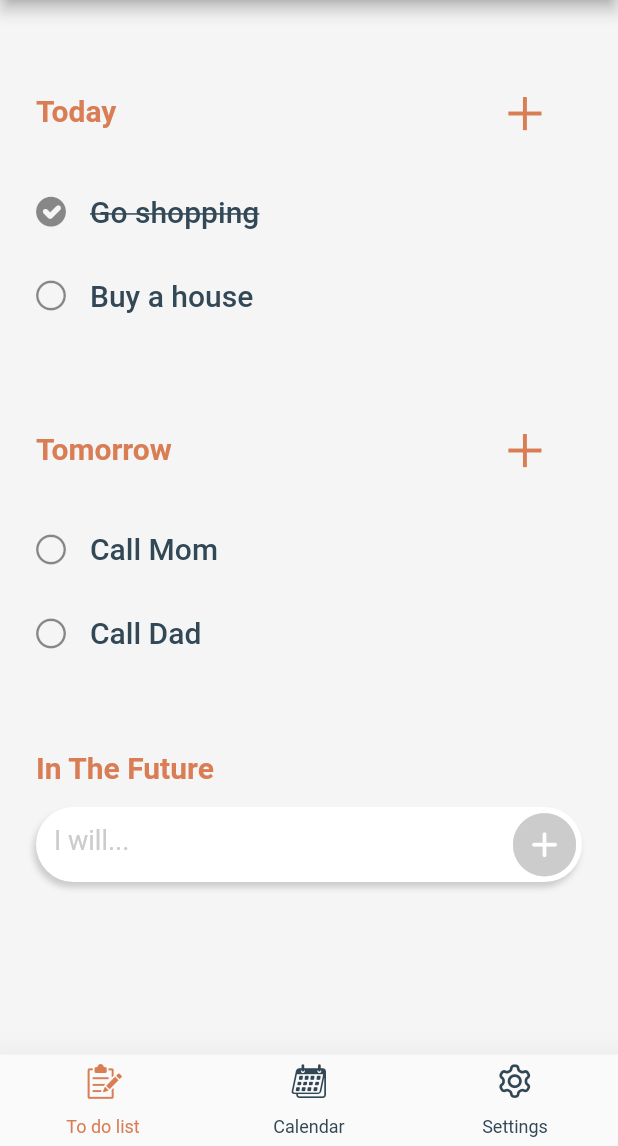
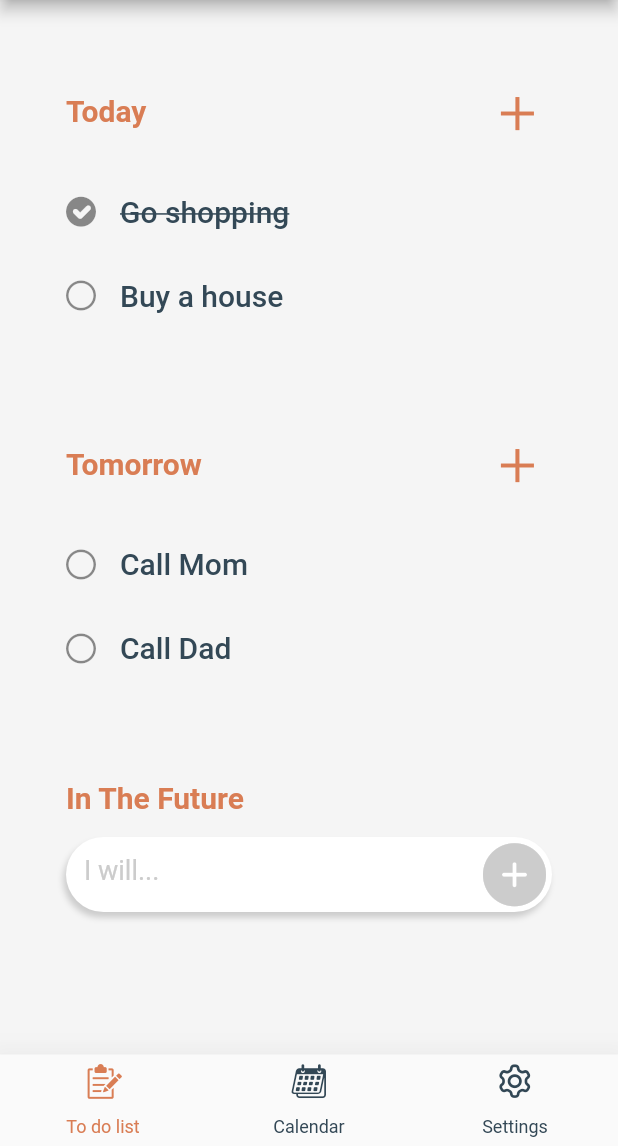
Before and after one commit to zmoghbel/ZiPlanner, a Flutter app: the screen it shows after launch, on a phone screen of 412 x 824 dp, the part 90-1236 px from its top. Run offline on Flutter 3.47's test engine with Material 2 defaults, Android fonts, the phone set to English and light mode, and no system bars; drawn by our look-alikes of flutter_slidable; our stand-ins replace flutter_advanced_switch.

Commit message:
fixing truncated shadow of the TodoTextField by Padding

```diff
--- a/lib/components/empty-day-list.dart
+++ b/lib/components/empty-day-list.dart
@@ -2,20 +2,16 @@ import 'package:flutter/material.dart';
 import 'package:ziplanner/components/todo-text-field.dart';
 import 'package:ziplanner/styles.dart';
 
-class EmptyDayList extends StatefulWidget {
+class EmptyDayList extends StatelessWidget {
   EmptyDayList(this.title);
   final String title;
-  @override
-  _EmptyDayListState createState() => _EmptyDayListState();
-}
 
-class _EmptyDayListState extends State<EmptyDayList> {
   @override
   Widget build(BuildContext context) {
     return Padding(
-      padding: const EdgeInsets.only(top: 50.0),
+      padding: const EdgeInsets.only(top: 50.0, left: 20, right: 20, bottom: 10),
       child: Column(crossAxisAlignment: CrossAxisAlignment.start, children: [
-        Text(widget.title, style: kTitleStyle),
+        Text(title, style: kTitleStyle),
         SizedBox(height: 15),
         TodoTextField(),
       ]),
--- a/lib/components/filled-day-list.dart
+++ b/lib/components/filled-day-list.dart
@@ -13,13 +13,11 @@ class FilledDayList extends StatelessWidget {
   @override
   Widget build(BuildContext context) {
     return Padding(
-      padding: const EdgeInsets.only(top: 50.0),
+      padding: const EdgeInsets.only(top: 50.0, left: 20, right: 20, bottom: 10),
       child: Column(
         crossAxisAlignment: CrossAxisAlignment.start,
         children: [
-          Padding(
-            padding: EdgeInsets.only(right: 15),
-            child: Row(
+          Row(
             mainAxisAlignment: MainAxisAlignment.spaceBetween,
             children: [
               Text(title, style: kTitleStyle),
@@ -30,11 +28,9 @@ class FilledDayList extends StatelessWidget {
                   color: activeColor,
                   size: 50,
                 ),
-                  onPressed: () =>
-                      Navigator.pushNamed(context, DetailsPage.path),
+                onPressed: () => Navigator.pushNamed(context, DetailsPage.path),
               )
             ],
-            ),
           ),
           SizedBox(height: 15),
           TodosList(todos),
--- a/lib/components/todo-text-field.dart
+++ b/lib/components/todo-text-field.dart
@@ -18,7 +18,9 @@ class _TodoTextFieldState extends State<TodoTextField> {
   TextEditingController _controller = TextEditingController();
   @override
   Widget build(BuildContext context) {
-    return Container(
+    return Padding(
+      padding: EdgeInsets.only(bottom: 10),
+      child: Container(
         height: 50,
         decoration: BoxDecoration(
           borderRadius: new BorderRadius.circular(27),
@@ -53,7 +55,9 @@ class _TodoTextFieldState extends State<TodoTextField> {
                   color: hasText ? activeColor : inactiveColor,
                   size: 42,
                 ),
-              onPressed: (_controller.text.isNotEmpty) ? () => Navigator.pushNamed(context, DetailsPage.path) : null,
+                onPressed: (_controller.text.isNotEmpty)
+                    ? () => Navigator.pushNamed(context, DetailsPage.path)
+                    : null,
               ),
             ),
             border: OutlineInputBorder(
@@ -68,6 +72,7 @@ class _TodoTextFieldState extends State<TodoTextField> {
             ),
           ),
         ),
+      ),
     );
   }
 }
```
Also changed, not shown: lib/components/filled-day-list-with-tf.dart (added, +23 -0 lines). Lines whose indentation alone changed are shown as unchanged.
